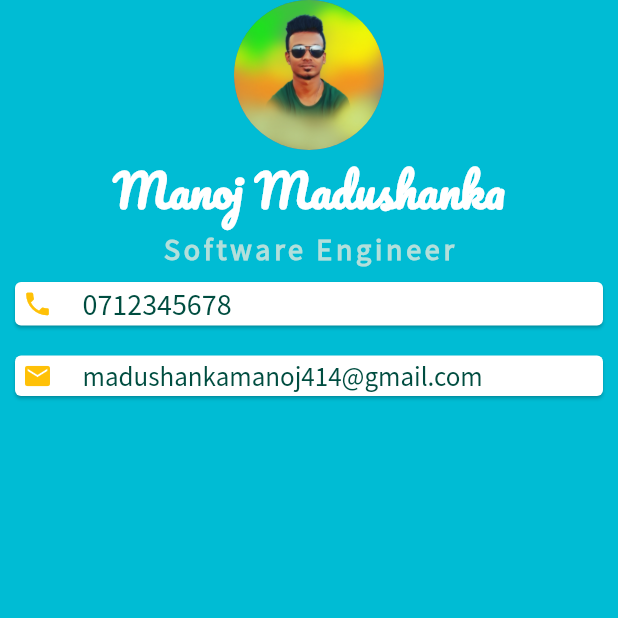
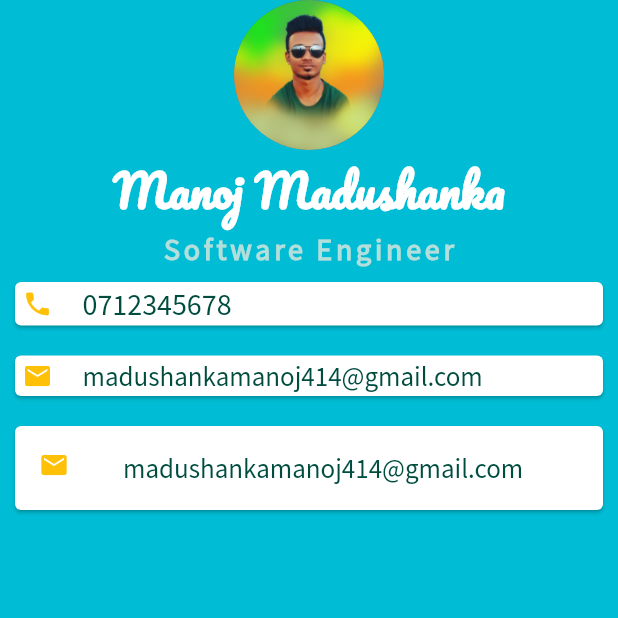
Before and after one commit to manoj1995madushanka/flutter_cv_assment, a Flutter app: the screen it shows after launch, on a phone screen of 412 x 824 dp, the top half of it. Run offline on Flutter 3.47's test engine with Material 2 defaults, Android fonts, the phone set to English and light mode, and no system bars.

Commit message:
listType widget

```diff
--- a/lib/main.dart
+++ b/lib/main.dart
@@ -14,7 +14,8 @@ class MyApp extends StatelessWidget {
         backgroundColor: Colors.cyan,
         body: SafeArea(
           child: Column(
-            mainAxisSize:MainAxisSize.min,// this will limit column size to minimum
+            mainAxisSize: MainAxisSize.min,
+            // this will limit column size to minimum
             children: [
               CircleAvatar(
                 radius: 50.0,
@@ -43,7 +44,7 @@ class MyApp extends StatelessWidget {
                 color: Colors.white,
                 margin: EdgeInsets.all(10.0),
                 child: Padding(
-                  padding: EdgeInsets.symmetric(horizontal: 5.0,vertical: 2.0),
+                  padding: EdgeInsets.symmetric(horizontal: 5.0, vertical: 2.0),
                   child: Row(
                     children: [
                       Icon(
@@ -69,7 +70,7 @@ class MyApp extends StatelessWidget {
                 color: Colors.white,
                 margin: EdgeInsets.all(10.0),
                 child: Padding(
-                  padding: EdgeInsets.symmetric(horizontal: 5.0,vertical: 2.0),
+                  padding: EdgeInsets.symmetric(horizontal: 5.0, vertical: 2.0),
                   child: Row(
                     children: [
                       Icon(
@@ -91,6 +92,23 @@ class MyApp extends StatelessWidget {
                   ),
                 ),
               ),
+              Card(
+                color: Colors.white,
+                margin: EdgeInsets.all(10.0),
+                child: ListTile(
+                    leading: Icon(
+                      Icons.email,
+                      size: 20.0,
+                      color: Colors.amber,
+                    ),
+                    title: Text(
+                      'madushankamanoj414@gmail.com',
+                      style: TextStyle(
+                          fontSize: 18.0,
+                          fontFamily: 'Source Sans Pro',
+                          color: Colors.teal.shade900),
+                    )),
+              ),
             ],
           ),
         ),
```
